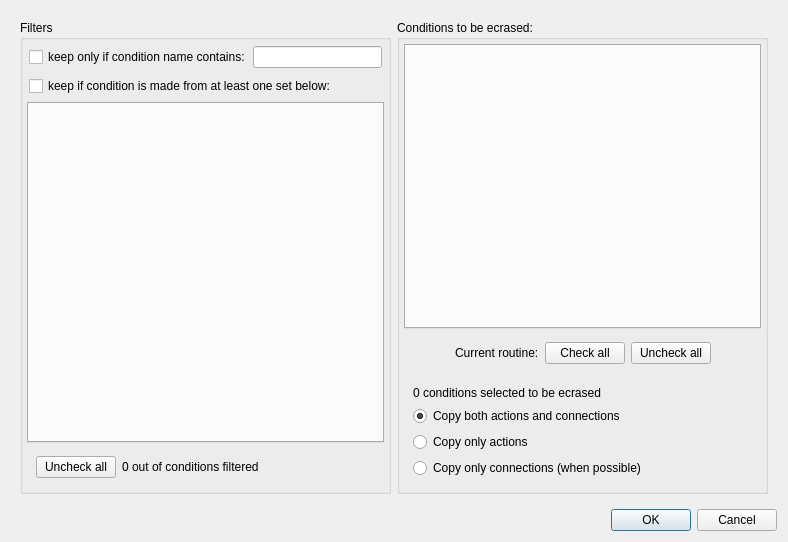
Above: cpp-projects/exvr-designer/forms/copy_to_conditions.ui from FlorianLance/exvr before the change. Below: the same form after it.
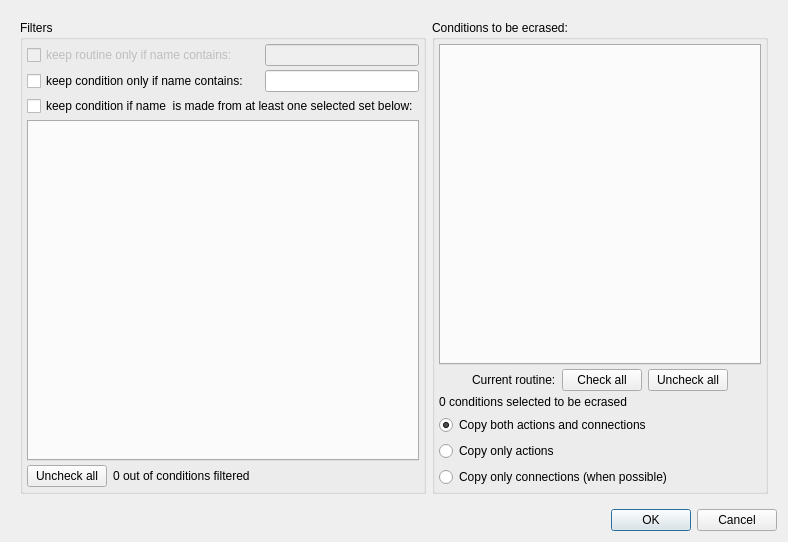
That is the form after the change.

Diff of the .ui file:
```diff
--- a/cpp-projects/exvr-designer/forms/copy_to_conditions.ui
+++ b/cpp-projects/exvr-designer/forms/copy_to_conditions.ui
@@ -45,27 +45,68 @@
           <number>4</number>
          </property>
          <item>
-          <widget class="QWidget" name="wTop" native="true">
-           <layout class="QHBoxLayout" name="horizontalLayout_2">
+          <widget class="QWidget" name="wContainsRoutineFilter" native="true">
+           <property name="minimumSize">
+            <size>
+             <width>0</width>
+             <height>0</height>
+            </size>
+           </property>
+           <layout class="QHBoxLayout" name="horizontalLayout" stretch="3,2">
+            <property name="leftMargin">
+             <number>0</number>
+            </property>
+            <property name="topMargin">
+             <number>0</number>
+            </property>
+            <property name="rightMargin">
+             <number>0</number>
+            </property>
+            <property name="bottomMargin">
+             <number>0</number>
+            </property>
+            <item>
+             <widget class="QCheckBox" name="cbApplyRoutineNameFilter">
+              <property name="enabled">
+               <bool>false</bool>
+              </property>
+              <property name="text">
+               <string>keep routine only if name contains:</string>
+              </property>
+             </widget>
+            </item>
+            <item>
+             <widget class="QLineEdit" name="leContainsRoutineFilter">
+              <property name="enabled">
+               <bool>false</bool>
+              </property>
+             </widget>
+            </item>
+           </layout>
+          </widget>
+         </item>
+         <item>
+          <widget class="QWidget" name="wContainsCondFilter" native="true">
+           <layout class="QHBoxLayout" name="horizontalLayout_2" stretch="3,2">
             <property name="spacing">
-             <number>2</number>
+             <number>6</number>
             </property>
             <property name="leftMargin">
-             <number>2</number>
+             <number>0</number>
             </property>
             <property name="topMargin">
-             <number>2</number>
+             <number>0</number>
             </property>
             <property name="rightMargin">
-             <number>2</number>
+             <number>0</number>
             </property>
             <property name="bottomMargin">
-             <number>2</number>
+             <number>0</number>
             </property>
             <item>
              <widget class="QCheckBox" name="cbApplyContainFilter">
               <property name="text">
-               <string>keep only if condition name contains:</string>
+               <string>keep condition only if name contains:</string>
               </property>
              </widget>
             </item>
@@ -79,24 +120,24 @@
           <widget class="QWidget" name="widget_3" native="true">
            <layout class="QHBoxLayout" name="horizontalLayout_5">
             <property name="spacing">
-             <number>2</number>
+             <number>6</number>
             </property>
             <property name="leftMargin">
-             <number>2</number>
+             <number>0</number>
             </property>
             <property name="topMargin">
-             <number>2</number>
+             <number>0</number>
             </property>
             <property name="rightMargin">
-             <number>2</number>
+             <number>0</number>
             </property>
             <property name="bottomMargin">
-             <number>2</number>
+             <number>0</number>
             </property>
             <item>
              <widget class="QCheckBox" name="cbApplySetFilter">
               <property name="text">
-               <string>keep if condition is made from at least one set below:</string>
+               <string>keep condition if name  is made from at least one selected set below:</string>
               </property>
              </widget>
             </item>
@@ -109,6 +150,18 @@
          <item>
           <widget class="QWidget" name="widget_2" native="true">
            <layout class="QHBoxLayout" name="horizontalLayout_3">
+            <property name="leftMargin">
+             <number>0</number>
+            </property>
+            <property name="topMargin">
+             <number>0</number>
+            </property>
+            <property name="rightMargin">
+             <number>0</number>
+            </property>
+            <property name="bottomMargin">
+             <number>0</number>
+            </property>
             <item>
              <widget class="QPushButton" name="pbUncheckAllSets">
               <property name="text">
@@ -175,6 +228,18 @@
             </size>
            </property>
            <layout class="QGridLayout" name="gridLayout">
+            <property name="leftMargin">
+             <number>0</number>
+            </property>
+            <property name="topMargin">
+             <number>0</number>
+            </property>
+            <property name="rightMargin">
+             <number>0</number>
+            </property>
+            <property name="bottomMargin">
+             <number>0</number>
+            </property>
             <item row="0" column="3">
              <widget class="QPushButton" name="pbUncheckAllConds">
               <property name="text">
@@ -228,6 +293,18 @@
          <item>
           <widget class="QWidget" name="widget_4" native="true">
            <layout class="QVBoxLayout" name="verticalLayout_4">
+            <property name="leftMargin">
+             <number>0</number>
+            </property>
+            <property name="topMargin">
+             <number>0</number>
+            </property>
+            <property name="rightMargin">
+             <number>0</number>
+            </property>
+            <property name="bottomMargin">
+             <number>0</number>
+            </property>
             <item>
              <widget class="QLabel" name="laConditionsCount">
               <property name="text">
```
Left out of the diff: 6 changed lines with no effect on the pictures.
